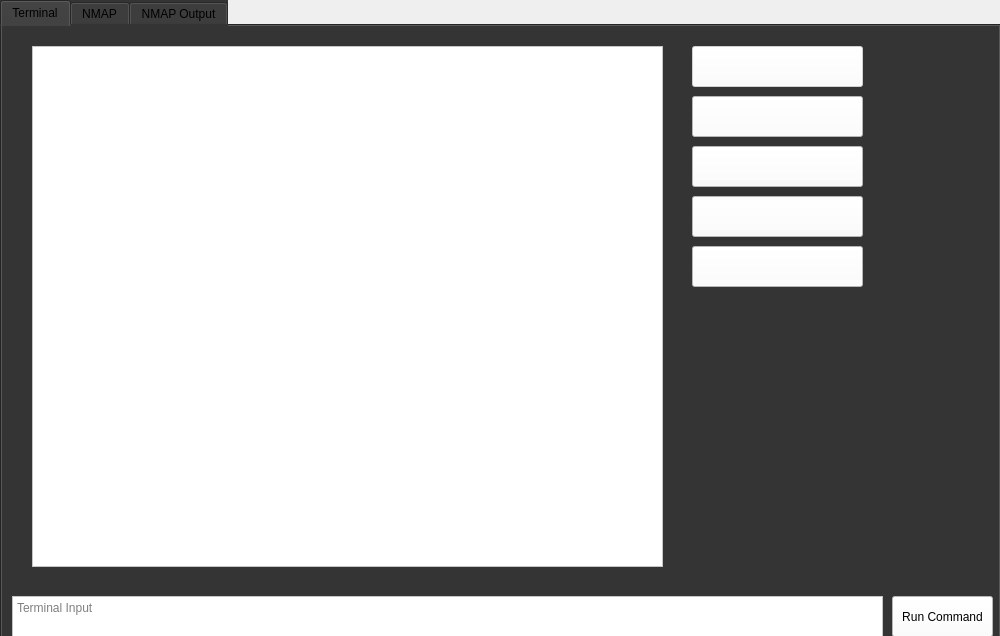
First picture: the form in untitled.ui, repository aaroncf2008/unigui, before the edit.
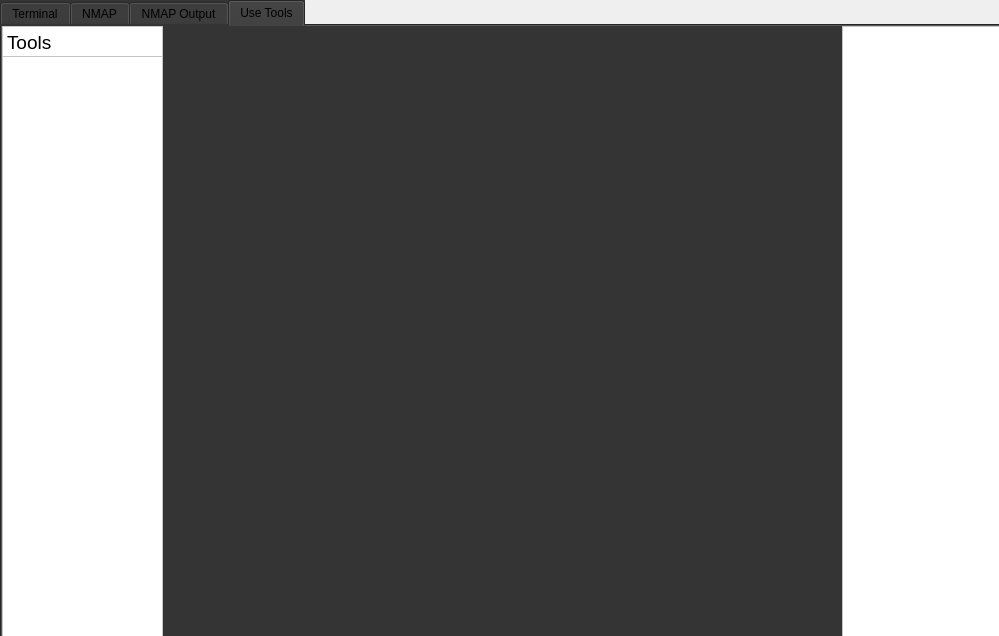
Second picture: the form after the edit.

```diff
--- a/untitled.ui
+++ b/untitled.ui
@@ -6,7 +6,7 @@
    <rect>
     <x>0</x>
     <y>0</y>
-    <width>1000</width>
+    <width>999</width>
     <height>636</height>
    </rect>
   </property>
@@ -41,13 +41,13 @@
     <bool>false</bool>
    </property>
    <property name="autoFillBackground">
-    <bool>false</bool>
+    <bool>true</bool>
    </property>
    <property name="styleSheet">
     <string notr="true">background-color: rgb(52, 52, 52);</string>
    </property>
    <property name="currentIndex">
-    <number>0</number>
+    <number>3</number>
    </property>
    <widget class="QWidget" name="tab_2">
     <attribute name="title">
@@ -590,6 +590,130 @@
      </property>
     </widget>
    </widget>
+   <widget class="QWidget" name="tab_4">
+    <attribute name="title">
+     <string>Use Tools</string>
+    </attribute>
+    <widget class="QListWidget" name="listWidget">
+     <property name="geometry">
+      <rect>
+       <x>0</x>
+       <y>30</y>
+       <width>161</width>
+       <height>591</height>
+      </rect>
+     </property>
+     <property name="styleSheet">
+      <string notr="true">background-color: rgb(255, 255, 255);</string>
+     </property>
+     <property name="verticalScrollBarPolicy">
+      <enum>Qt::ScrollBarAlwaysOff</enum>
+     </property>
+     <property name="horizontalScrollBarPolicy">
+      <enum>Qt::ScrollBarAlwaysOff</enum>
+     </property>
+     <property name="dragEnabled">
+      <bool>true</bool>
+     </property>
+     <property name="dragDropMode">
+      <enum>QAbstractItemView::DragOnly</enum>
+     </property>
+     <property name="selectionBehavior">
+      <enum>QAbstractItemView::SelectRows</enum>
+     </property>
+     <property name="resizeMode">
+      <enum>QListView::Adjust</enum>
+     </property>
+     <property name="gridSize">
+      <size>
+       <width>1</width>
+       <height>8</height>
+      </size>
+     </property>
+     <property name="sortingEnabled">
+      <bool>false</bool>
+     </property>
+    </widget>
+    <widget class="QTextBrowser" name="textBrowser_5">
+     <property name="geometry">
+      <rect>
+       <x>0</x>
+       <y>0</y>
+       <width>161</width>
+       <height>31</height>
+      </rect>
+     </property>
+     <property name="styleSheet">
+      <string notr="true">background-color: rgb(255, 255, 255);
+font: 14pt &quot;MS Shell Dlg 2&quot;;</string>
+     </property>
+     <property name="verticalScrollBarPolicy">
+      <enum>Qt::ScrollBarAlwaysOff</enum>
+     </property>
+     <property name="horizontalScrollBarPolicy">
+      <enum>Qt::ScrollBarAlwaysOff</enum>
+     </property>
+     <property name="html">
+      <string>&lt;!DOCTYPE HTML PUBLIC &quot;-//W3C//DTD HTML 4.0//EN&quot; &quot;http://www.w3.org/TR/REC-html40/strict.dtd&quot;&gt;
+&lt;html&gt;&lt;head&gt;&lt;meta name=&quot;qrichtext&quot; content=&quot;1&quot; /&gt;&lt;style type=&quot;text/css&quot;&gt;
+p, li { white-space: pre-wrap; }
+&lt;/style&gt;&lt;/head&gt;&lt;body style=&quot; font-family:'MS Shell Dlg 2'; font-size:14pt; font-weight:400; font-style:normal;&quot;&gt;
+&lt;p style=&quot; margin-top:0px; margin-bottom:0px; margin-left:0px; margin-right:0px; -qt-block-indent:0; text-indent:0px;&quot;&gt;Tools&lt;/p&gt;&lt;/body&gt;&lt;/html&gt;</string>
+     </property>
+     <property name="placeholderText">
+      <string>Tools</string>
+     </property>
+    </widget>
+    <widget class="QListWidget" name="listWidget_2">
+     <property name="geometry">
+      <rect>
+       <x>840</x>
+       <y>0</y>
+       <width>161</width>
+       <height>621</height>
+      </rect>
+     </property>
+     <property name="styleSheet">
+      <string notr="true">background-color: rgb(255, 255, 255);</string>
+     </property>
+     <property name="verticalScrollBarPolicy">
+      <enum>Qt::ScrollBarAlwaysOff</enum>
+     </property>
+     <property name="horizontalScrollBarPolicy">
+      <enum>Qt::ScrollBarAlwaysOff</enum>
+     </property>
+     <property name="dragEnabled">
+      <bool>false</bool>
+     </property>
+     <property name="dragDropMode">
+      <enum>QAbstractItemView::DragOnly</enum>
+     </property>
+     <property name="selectionBehavior">
+      <enum>QAbstractItemView::SelectItems</enum>
+     </property>
+     <property name="textElideMode">
+      <enum>Qt::ElideMiddle</enum>
+     </property>
+     <property name="resizeMode">
+      <enum>QListView::Adjust</enum>
+     </property>
+     <property name="spacing">
+      <number>3</number>
+     </property>
+     <property name="gridSize">
+      <size>
+       <width>1</width>
+       <height>8</height>
+      </size>
+     </property>
+     <property name="uniformItemSizes">
+      <bool>true</bool>
+     </property>
+     <property name="sortingEnabled">
+      <bool>false</bool>
+     </property>
+    </widget>
+   </widget>
   </widget>
  </widget>
  <resources/>
```
Left out of the diff: 6 changed lines with no effect on the pictures.
